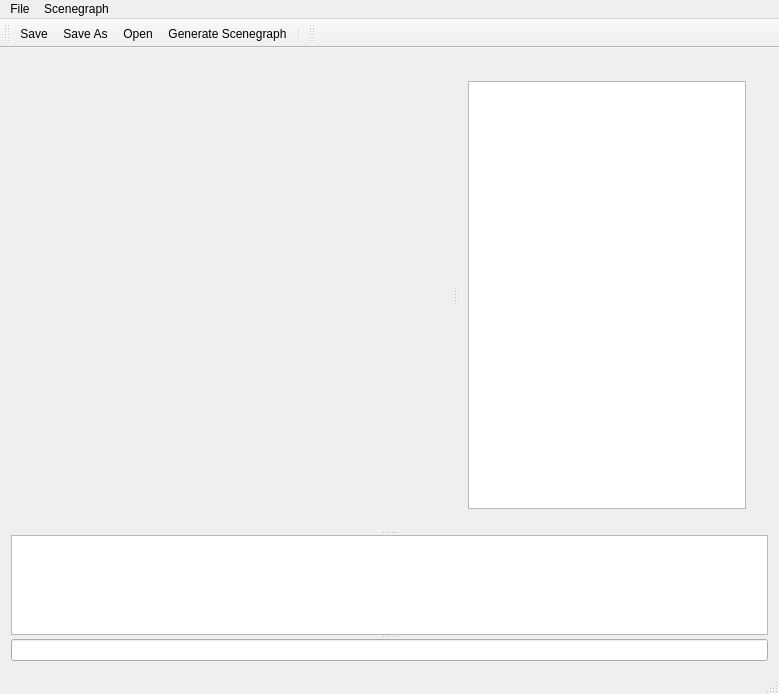
Old version of the form SketchTool/mainwindow.ui in the repository ncasale/sketch_tool.
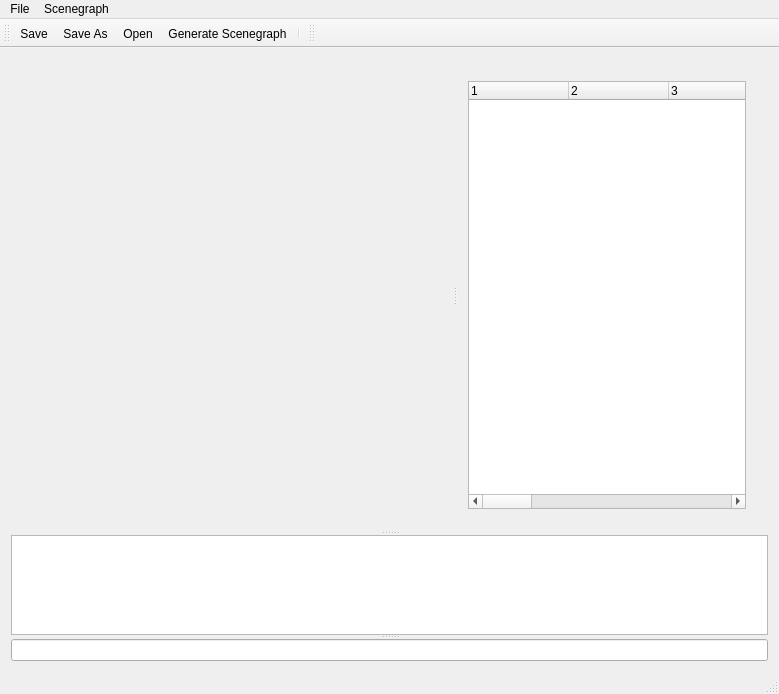
New version of the form. Icons and pictures are not drawn. Custom widgets are drawn as their Qt base class.

Commit message: Implemented camera-object follow. Implementing tree structure for sgraph

What changed in the file:
```diff
--- a/SketchTool/mainwindow.ui
+++ b/SketchTool/mainwindow.ui
@@ -50,7 +50,7 @@
             </sizepolicy>
            </property>
           </widget>
-          <widget class="MyGraphicsViewWidget" name="scenegraphWidget" native="true">
+          <widget class="QWidget" name="scenegraphWidget" native="true">
            <property name="sizePolicy">
             <sizepolicy hsizetype="Expanding" vsizetype="Expanding">
              <horstretch>1</horstretch>
@@ -59,10 +59,80 @@
            </property>
            <layout class="QHBoxLayout" name="horizontalLayout_2">
             <item>
-             <widget class="QGraphicsView" name="scenegraphView">
-              <property name="sizeAdjustPolicy">
-               <enum>QAbstractScrollArea::AdjustIgnored</enum>
+             <widget class="MyTreeWidget" name="treeWidget">
+              <property name="columnCount">
+               <number>14</number>
               </property>
+              <column>
+               <property name="text">
+                <string notr="true">1</string>
+               </property>
+              </column>
+              <column>
+               <property name="text">
+                <string notr="true">2</string>
+               </property>
+              </column>
+              <column>
+               <property name="text">
+                <string notr="true">3</string>
+               </property>
+              </column>
+              <column>
+               <property name="text">
+                <string notr="true">4</string>
+               </property>
+              </column>
+              <column>
+               <property name="text">
+                <string notr="true">5</string>
+               </property>
+              </column>
+              <column>
+               <property name="text">
+                <string notr="true">6</string>
+               </property>
+              </column>
+              <column>
+               <property name="text">
+                <string notr="true">7</string>
+               </property>
+              </column>
+              <column>
+               <property name="text">
+                <string notr="true">8</string>
+               </property>
+              </column>
+              <column>
+               <property name="text">
+                <string notr="true">9</string>
+               </property>
+              </column>
+              <column>
+               <property name="text">
+                <string notr="true">10</string>
+               </property>
+              </column>
+              <column>
+               <property name="text">
+                <string notr="true">11</string>
+               </property>
+              </column>
+              <column>
+               <property name="text">
+                <string notr="true">12</string>
+               </property>
+              </column>
+              <column>
+               <property name="text">
+                <string notr="true">13</string>
+               </property>
+              </column>
+              <column>
+               <property name="text">
+                <string notr="true">14</string>
+               </property>
+              </column>
              </widget>
             </item>
            </layout>
@@ -217,10 +287,9 @@
    <header location="global">console_input.h</header>
   </customwidget>
   <customwidget>
-   <class>MyGraphicsViewWidget</class>
-   <extends>QWidget</extends>
-   <header location="global">mygraphicsviewwidget.h</header>
-   <container>1</container>
+   <class>MyTreeWidget</class>
+   <extends>QTreeWidget</extends>
+   <header location="global">mytreewidget.h</header>
   </customwidget>
  </customwidgets>
  <resources>
```
The commit also changes 32 other files.
